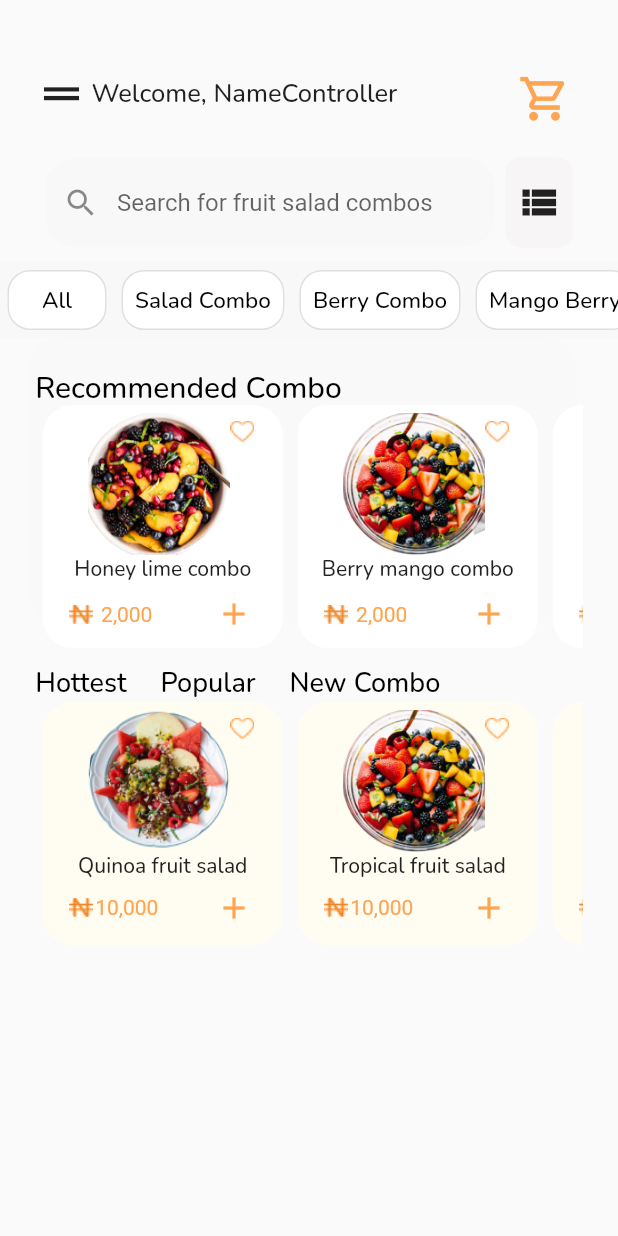
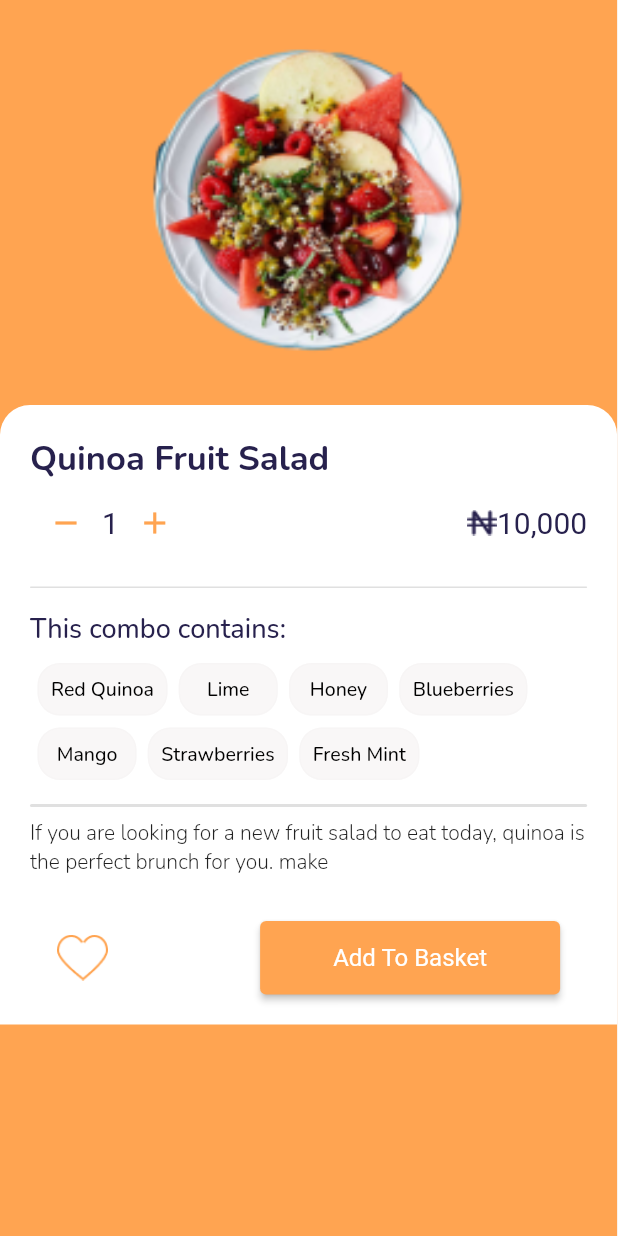
Before and after one commit to Gustavobeckr/Desafio_Sprint02, a Flutter app: the screen it shows after launch, on a phone screen of 412 x 824 dp. Run offline on Flutter 3.47's test engine with Material 2 defaults, Android fonts, the phone set to English and light mode, and no system bars.

Commit message:
finalização da tela AddToBasket

```diff
--- /dev/null
+++ b/lib/components/BasketCards.dart
@@ -0,0 +1,30 @@
+import 'package:flutter/material.dart';
+
+class BasketCards extends StatelessWidget {
+  late final String nameCard;
+
+  BasketCards(String this.nameCard);
+
+  @override
+  Widget build(BuildContext context) {
+    return Padding(
+      padding: const EdgeInsets.fromLTRB(5, 0, 2.5, 8),
+      child: Container(
+        decoration: BoxDecoration(
+            color: Color.fromRGBO(247, 245, 245, 0.8),
+            borderRadius: BorderRadius.circular(15),
+            border: Border.all(
+                color: Color.fromRGBO(247, 245, 245, 0.8), width: 1)),
+        height: 35,
+        child: TextButton(
+          onPressed: () {},
+          child: Text(
+            "$nameCard",
+            style: TextStyle(
+                color: Colors.black, fontSize: 13, fontFamily: 'Nunito-Medium'),
+          ),
+        ),
+      ),
+    );
+  }
+}
--- a/lib/main.dart
+++ b/lib/main.dart
@@ -1,5 +1,5 @@
 import 'package:flutter/material.dart';
-import 'package:fruit_hub/screens/HomeScreen.dart';
+import 'package:fruit_hub/screens/AddToBasket.dart';
 
 void main() {
   runApp(const MyApp());
@@ -15,7 +15,7 @@ class MyApp extends StatelessWidget {
       theme: ThemeData(
         primarySwatch: Colors.blue,
       ),
-      home: HomeScreen(),
+      home: AddBasket(),
     );
   }
 }
--- /dev/null
+++ b/lib/screens/AddToBasket.dart
@@ -0,0 +1,198 @@
+import 'package:flutter/material.dart';
+import 'package:fruit_hub/components/BasketCards.dart';
+
+class AddBasket extends StatefulWidget {
+  @override
+  State<AddBasket> createState() => _AddBasketState();
+}
+
+class _AddBasketState extends State<AddBasket> {
+
+  int quantidadeProduto = 1;
+  int valorPopProduct = 10;
+
+  final ButtonStyle style = ElevatedButton.styleFrom(
+      fixedSize: Size(200, 49),
+      backgroundColor: Color.fromRGBO(255, 164, 81, 1),
+      textStyle: const TextStyle(fontSize: 16));
+
+  @override
+  Widget build(BuildContext context) {
+    return Scaffold(
+      body: Container(
+        color: Color.fromRGBO(255, 164, 81, 1),
+        child: Column(
+          children: [
+            SizedBox(
+              height: 270,
+              width: 411.4,
+              child: Padding(
+                padding: const EdgeInsets.all(30),
+                child: Image.asset(
+                  'assets/images/QuinoaFruit.png',
+                  fit: BoxFit.contain,
+                ),
+              ),
+            ),
+            Container(
+              decoration: BoxDecoration(
+                color: Colors.white,
+                borderRadius: const BorderRadius.only(
+                    topLeft: Radius.circular(20),
+                    topRight: Radius.circular(20)),
+              ),
+              height: 413,
+              width: 411.4,
+              child: Padding(
+                padding:
+                const EdgeInsets.symmetric(vertical: 20, horizontal: 20),
+                child: Column(
+                  crossAxisAlignment: CrossAxisAlignment.start,
+                  children: [
+                    Text(
+                      'Quinoa Fruit Salad',
+                      style: TextStyle(
+                          fontSize: 23,
+                          fontFamily: 'Nunito-Bold',
+                          color: Color.fromRGBO(39, 33, 77, 1)),
+                    ),
+                    Padding(
+                      padding: const EdgeInsets.fromLTRB(0, 5, 0, 20),
+                      child: SizedBox(
+                        width: 400,
+                        height: 45,
+                        child: Row(
+                          mainAxisAlignment: MainAxisAlignment.spaceBetween,
+                          children: [
+                            SizedBox(
+                              height: 40,
+                              width: 150,
+                              child: Row(
+                                children: [
+                                  IconButton(
+                                    onPressed: () {
+                                      setState(() {
+                                        if (quantidadeProduto > 1) {
+                                          (quantidadeProduto =
+                                              quantidadeProduto - 1);
+                                          (valorPopProduct = valorPopProduct - 10);
+                                      }});
+                                    },
+                                    icon: Icon(Icons.remove),
+                                    color: Color.fromRGBO(255, 164, 81, 1),
+                                  ),
+                                  Text(
+                                    '$quantidadeProduto',
+                                    style: TextStyle(
+                                        fontSize: 20,
+                                        color: Color.fromRGBO(39, 33, 77, 1)),
+                                  ),
+                                  IconButton(
+                                    onPressed: () {
+                                      setState(() {
+                                        (quantidadeProduto =
+                                            quantidadeProduto + 1);
+                                        (valorPopProduct = valorPopProduct + 10);
+                                      });
+                                    },
+                                    icon: Icon(Icons.add),
+                                    color: Color.fromRGBO(255, 164, 81, 1),
+                                  ),
+                                ],
+                              ),
+                            ),
+                            SizedBox(
+                              child: Row(
+                                children: [
+                                  Image.asset(
+                                    'assets/images/BlackCoin.png',
+                                  ),
+                                  Text(
+                                    '$valorPopProduct,000',
+                                    style: TextStyle(
+                                        fontSize: 20,
+                                        color: Color.fromRGBO(39, 33, 77, 1)),
+                                  ),
+                                ],
+                              ),
+                            ),
+                          ],
+                        ),
+                      ),
+                    ),
+                    Container(
+                      decoration: BoxDecoration(
+                          color: Colors.black12,
+                          borderRadius: BorderRadius.circular(50)),
+                      width: 411.4,
+                      height: 1,
+                    ),
+                    Padding(
+                      padding: const EdgeInsets.fromLTRB(0, 15, 0, 10),
+                      child: Text(
+                        "This combo contains:",
+                        style: TextStyle(
+                            fontSize: 18,
+                            fontFamily: 'Nunito-Medium',
+                            color: Color.fromRGBO(39, 33, 77, 1)),
+                      ),
+                    ),
+                    Wrap(
+                      children: [
+                        BasketCards('Red Quinoa'),
+                        BasketCards('Lime'),
+                        BasketCards('Honey'),
+                        BasketCards('Blueberries'),
+                        BasketCards('Mango'),
+                        BasketCards('Strawberries'),
+                        BasketCards('Fresh Mint'),
+                      ],
+                    ),
+                    Padding(
+                      padding: const EdgeInsets.fromLTRB(0, 8, 0, 8),
+                      child: Container(
+                        decoration: BoxDecoration(
+                            color: Colors.black12,
+                            borderRadius: BorderRadius.circular(50)),
+                        width: 411.4,
+                        height: 2,
+                      ),
+                    ),
+                    Text(
+                      "If you are looking for a new fruit salad to eat today, quinoa is the perfect brunch for you. make",
+                      style:
+                      TextStyle(fontFamily: 'Nunito-Light', fontSize: 14),
+                    ),
+                    Padding(
+                      padding: const EdgeInsets.fromLTRB(10, 30, 18, 0),
+                      child: Row(
+                        mainAxisAlignment: MainAxisAlignment.spaceBetween,
+                        children: [
+                          SizedBox(
+                              width: 50,
+                              height: 49,
+                              child: IconButton(
+                                  onPressed: () {},
+                                  icon: Image.asset(
+                                    'assets/images/BasketHeart.png',
+                                    fit: BoxFit.fill,
+                                  ))),
+                          ElevatedButton(
+                              style: style,
+                              onPressed: () {},
+                              child: Text(
+                                "Add To Basket",
+                              )),
+                        ],
+                      ),
+                    )
+                  ],
+                ),
+              ),
+            ),
+          ],
+        ),
+      ),
+    );
+  }
+}
--- a/lib/screens/HomeScreen.dart
+++ b/lib/screens/HomeScreen.dart
@@ -3,7 +3,7 @@ import 'package:flutter/material.dart';
 import 'package:fruit_hub/components/Cards.dart';
 import 'package:fruit_hub/components/PopularCombo.dart';
 import 'package:fruit_hub/components/RecommendedCombo.dart';
-import 'package:fruit_hub/main.dart';
+
 
 class HomeScreen extends StatelessWidget {
   late final double? iconSize;
--- a/pubspec.yaml
+++ b/pubspec.yaml
@@ -88,6 +88,9 @@ flutter:
       fonts:
         - asset: assets/fonts/nunito/Nunito-Medium.ttf
 
+    - family: Nunito-Bold
+      fonts:
+        - asset: assets/fonts/nunito/Nunito-Bold.ttf
 
   # An image asset can refer to one or more resolution-specific "variants", see
   # https://flutter.dev/assets-and-images/#resolution-aware
```
Also changed, not shown: assets/images/BasketHeart.png (added), assets/images/BlackCoin.png (added).
